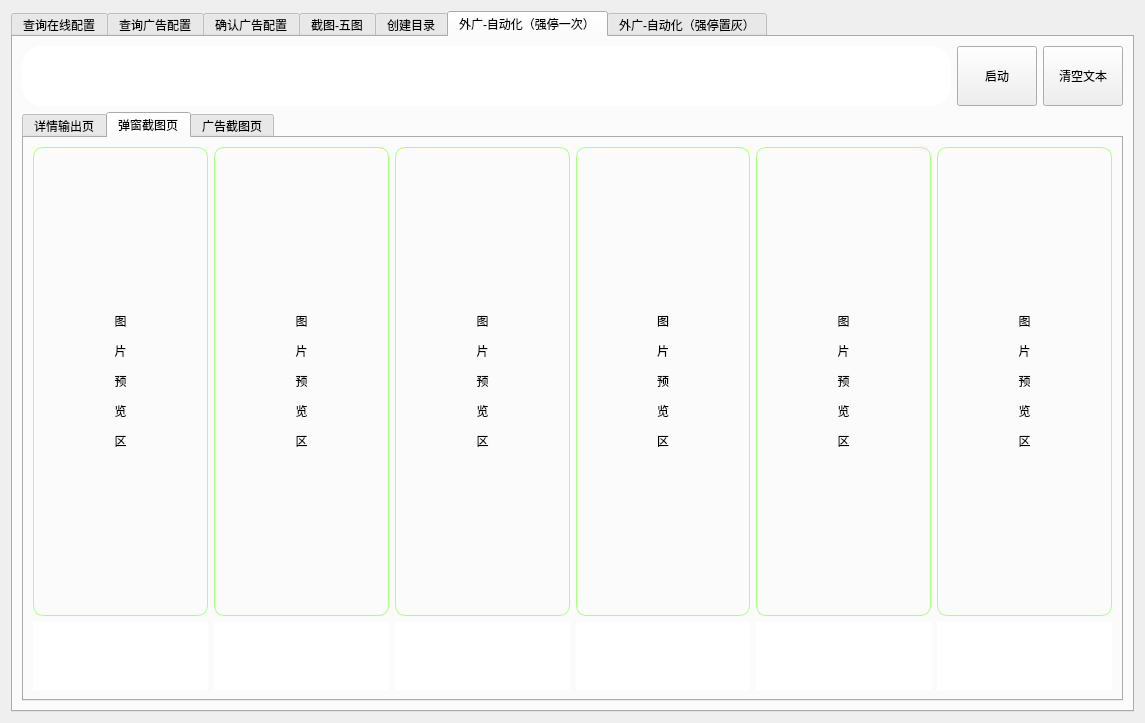
This is ad_online_merge/check_cfg_frame.ui in Aefun-ayi/ayi-demo as Qt 5 draws it before an edit. The edited form follows.
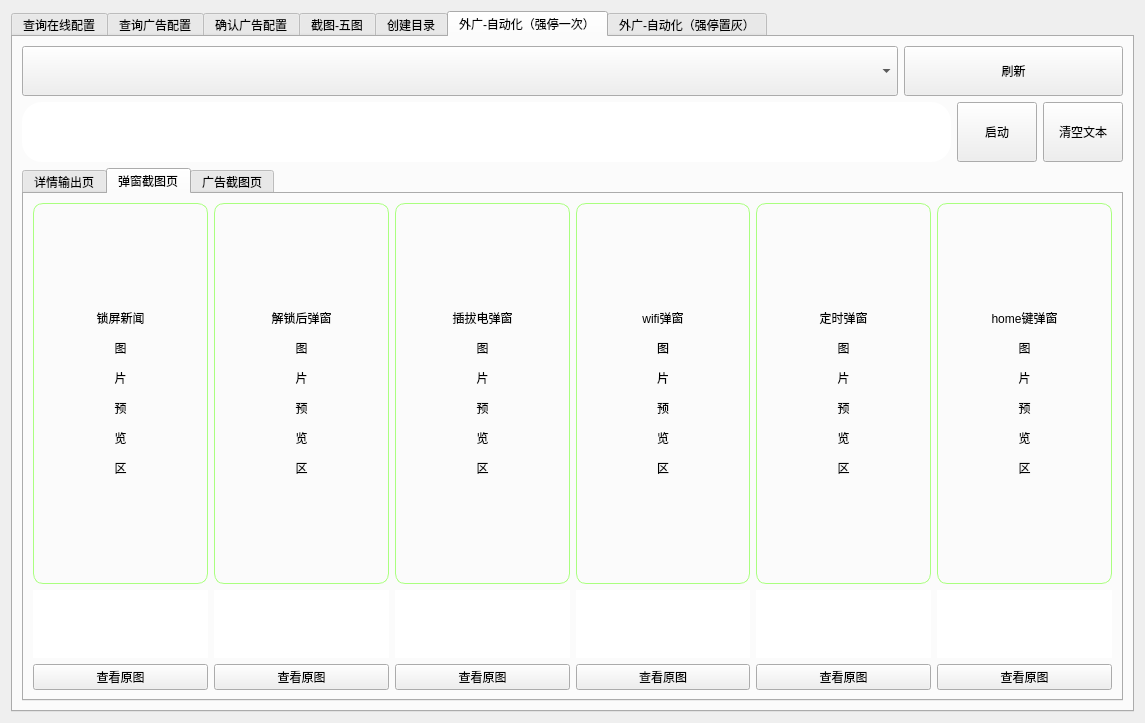
This is the edited form. The open tabs and pages were chosen to show the change. Icons and pictures are not drawn.

Diff of the .ui file:
```diff
--- a/ad_online_merge/check_cfg_frame.ui
+++ b/ad_online_merge/check_cfg_frame.ui
@@ -1259,7 +1259,34 @@
       <attribute name="title">
        <string>外广-自动化（强停一次）</string>
       </attribute>
-      <layout class="QVBoxLayout" name="verticalLayout_3" stretch="1,9">
+      <layout class="QVBoxLayout" name="verticalLayout_3" stretch="2,2,16">
+       <item>
+        <layout class="QHBoxLayout" name="horizontalLayout_20" stretch="8,2">
+         <item>
+          <widget class="QComboBox" name="auto_device">
+           <property name="minimumSize">
+            <size>
+             <width>0</width>
+             <height>50</height>
+            </size>
+           </property>
+          </widget>
+         </item>
+         <item>
+          <widget class="QPushButton" name="device_refresh">
+           <property name="minimumSize">
+            <size>
+             <width>0</width>
+             <height>50</height>
+            </size>
+           </property>
+           <property name="text">
+            <string>刷新</string>
+           </property>
+          </widget>
+         </item>
+        </layout>
+       </item>
        <item>
         <layout class="QHBoxLayout" name="horizontalLayout" stretch="1,0,0">
          <item>
@@ -1364,7 +1391,7 @@
           </attribute>
           <layout class="QHBoxLayout" name="horizontalLayout_2">
            <item>
-            <layout class="QVBoxLayout" name="verticalLayout_12" stretch="9,1">
+            <layout class="QVBoxLayout" name="verticalLayout_12" stretch="9,1,0">
              <item>
               <layout class="QVBoxLayout" name="verticalLayout_5">
                <item>
@@ -1377,7 +1404,7 @@
 font: 20pt &quot;微软雅黑&quot;;</string>
                  </property>
                  <property name="text">
-                  <string>&lt;html&gt;&lt;head/&gt;&lt;body&gt;&lt;p&gt;图&lt;/p&gt;&lt;p&gt;片&lt;/p&gt;&lt;p&gt;预&lt;/p&gt;&lt;p&gt;览&lt;/p&gt;&lt;p&gt;区&lt;/p&gt;&lt;/body&gt;&lt;/html&gt;</string>
+                  <string>&lt;html&gt;&lt;head/&gt;&lt;body&gt;&lt;p&gt;锁屏新闻&lt;/p&gt;&lt;p&gt;图&lt;/p&gt;&lt;p&gt;片&lt;/p&gt;&lt;p&gt;预&lt;/p&gt;&lt;p&gt;览&lt;/p&gt;&lt;p&gt;区&lt;/p&gt;&lt;/body&gt;&lt;/html&gt;</string>
                  </property>
                  <property name="alignment">
                   <set>Qt::AlignCenter</set>
@@ -1393,12 +1420,26 @@
 font: 10pt &quot;微软雅黑&quot;;
 color: rgb(170, 255, 127);</string>
                </property>
+               <property name="html">
+                <string>&lt;!DOCTYPE HTML PUBLIC &quot;-//W3C//DTD HTML 4.0//EN&quot; &quot;http://www.w3.org/TR/REC-html40/strict.dtd&quot;&gt;
+&lt;html&gt;&lt;head&gt;&lt;meta name=&quot;qrichtext&quot; content=&quot;1&quot; /&gt;&lt;style type=&quot;text/css&quot;&gt;
+p, li { white-space: pre-wrap; }
+&lt;/style&gt;&lt;/head&gt;&lt;body style=&quot; font-family:'微软雅黑'; font-size:10pt; font-weight:400; font-style:normal;&quot;&gt;
+&lt;p style=&quot;-qt-paragraph-type:empty; margin-top:0px; margin-bottom:0px; margin-left:0px; margin-right:0px; -qt-block-indent:0; text-indent:0px;&quot;&gt;&lt;br /&gt;&lt;/p&gt;&lt;/body&gt;&lt;/html&gt;</string>
+               </property>
+              </widget>
+             </item>
+             <item>
+              <widget class="QPushButton" name="look_lock">
+               <property name="text">
+                <string>查看原图</string>
+               </property>
               </widget>
              </item>
             </layout>
            </item>
            <item>
-            <layout class="QVBoxLayout" name="verticalLayout_39" stretch="9,1">
+            <layout class="QVBoxLayout" name="verticalLayout_39" stretch="9,1,0">
              <item>
               <layout class="QVBoxLayout" name="verticalLayout_38">
                <item>
@@ -1411,7 +1452,7 @@
 font: 20pt &quot;微软雅黑&quot;;</string>
                  </property>
                  <property name="text">
-                  <string>&lt;html&gt;&lt;head/&gt;&lt;body&gt;&lt;p&gt;图&lt;/p&gt;&lt;p&gt;片&lt;/p&gt;&lt;p&gt;预&lt;/p&gt;&lt;p&gt;览&lt;/p&gt;&lt;p&gt;区&lt;/p&gt;&lt;/body&gt;&lt;/html&gt;</string>
+                  <string>&lt;html&gt;&lt;head/&gt;&lt;body&gt;&lt;p&gt;解锁后弹窗&lt;/p&gt;&lt;p&gt;图&lt;/p&gt;&lt;p&gt;片&lt;/p&gt;&lt;p&gt;预&lt;/p&gt;&lt;p&gt;览&lt;/p&gt;&lt;p&gt;区&lt;/p&gt;&lt;/body&gt;&lt;/html&gt;</string>
                  </property>
                  <property name="alignment">
                   <set>Qt::AlignCenter</set>
@@ -1429,10 +1470,17 @@
                </property>
               </widget>
              </item>
+             <item>
+              <widget class="QPushButton" name="look_unlock">
+               <property name="text">
+                <string>查看原图</string>
+               </property>
+              </widget>
+             </item>
             </layout>
            </item>
            <item>
-            <layout class="QVBoxLayout" name="verticalLayout_52" stretch="9,1">
+            <layout class="QVBoxLayout" name="verticalLayout_52" stretch="9,1,0">
              <item>
               <layout class="QVBoxLayout" name="verticalLayout_53">
                <item>
@@ -1445,7 +1493,7 @@
 font: 20pt &quot;微软雅黑&quot;;</string>
                  </property>
                  <property name="text">
-                  <string>&lt;html&gt;&lt;head/&gt;&lt;body&gt;&lt;p&gt;图&lt;/p&gt;&lt;p&gt;片&lt;/p&gt;&lt;p&gt;预&lt;/p&gt;&lt;p&gt;览&lt;/p&gt;&lt;p&gt;区&lt;/p&gt;&lt;/body&gt;&lt;/html&gt;</string>
+                  <string>&lt;html&gt;&lt;head/&gt;&lt;body&gt;&lt;p&gt;插拔电弹窗&lt;/p&gt;&lt;p&gt;图&lt;/p&gt;&lt;p&gt;片&lt;/p&gt;&lt;p&gt;预&lt;/p&gt;&lt;p&gt;览&lt;/p&gt;&lt;p&gt;区&lt;/p&gt;&lt;/body&gt;&lt;/html&gt;</string>
                  </property>
                  <property name="alignment">
                   <set>Qt::AlignCenter</set>
@@ -1463,10 +1511,17 @@
                </property>
               </widget>
              </item>
+             <item>
+              <widget class="QPushButton" name="look_charge">
+               <property name="text">
+                <string>查看原图</string>
+               </property>
+              </widget>
+             </item>
             </layout>
            </item>
            <item>
-            <layout class="QVBoxLayout" name="verticalLayout_54" stretch="9,1">
+            <layout class="QVBoxLayout" name="verticalLayout_54" stretch="9,1,0">
              <item>
               <layout class="QVBoxLayout" name="verticalLayout_55">
                <item>
@@ -1479,7 +1534,7 @@
 font: 20pt &quot;微软雅黑&quot;;</string>
                  </property>
                  <property name="text">
-                  <string>&lt;html&gt;&lt;head/&gt;&lt;body&gt;&lt;p&gt;图&lt;/p&gt;&lt;p&gt;片&lt;/p&gt;&lt;p&gt;预&lt;/p&gt;&lt;p&gt;览&lt;/p&gt;&lt;p&gt;区&lt;/p&gt;&lt;/body&gt;&lt;/html&gt;</string>
+                  <string>&lt;html&gt;&lt;head/&gt;&lt;body&gt;&lt;p&gt;wifi弹窗&lt;/p&gt;&lt;p&gt;图&lt;/p&gt;&lt;p&gt;片&lt;/p&gt;&lt;p&gt;预&lt;/p&gt;&lt;p&gt;览&lt;/p&gt;&lt;p&gt;区&lt;/p&gt;&lt;/body&gt;&lt;/html&gt;</string>
                  </property>
                  <property name="alignment">
                   <set>Qt::AlignCenter</set>
@@ -1497,10 +1552,17 @@
                </property>
               </widget>
              </item>
+             <item>
+              <widget class="QPushButton" name="look_wifi">
+               <property name="text">
+                <string>查看原图</string>
+               </property>
+              </widget>
+             </item>
             </layout>
            </item>
            <item>
-            <layout class="QVBoxLayout" name="verticalLayout_40" stretch="9,1">
+            <layout class="QVBoxLayout" name="verticalLayout_40" stretch="9,1,0">
              <item>
               <layout class="QVBoxLayout" name="verticalLayout_41">
                <item>
@@ -1513,7 +1575,7 @@
 font: 20pt &quot;微软雅黑&quot;;</string>
                  </property>
                  <property name="text">
-                  <string>&lt;html&gt;&lt;head/&gt;&lt;body&gt;&lt;p&gt;图&lt;/p&gt;&lt;p&gt;片&lt;/p&gt;&lt;p&gt;预&lt;/p&gt;&lt;p&gt;览&lt;/p&gt;&lt;p&gt;区&lt;/p&gt;&lt;/body&gt;&lt;/html&gt;</string>
+                  <string>&lt;html&gt;&lt;head/&gt;&lt;body&gt;&lt;p&gt;定时弹窗&lt;/p&gt;&lt;p&gt;图&lt;/p&gt;&lt;p&gt;片&lt;/p&gt;&lt;p&gt;预&lt;/p&gt;&lt;p&gt;览&lt;/p&gt;&lt;p&gt;区&lt;/p&gt;&lt;/body&gt;&lt;/html&gt;</string>
                  </property>
                  <property name="alignment">
                   <set>Qt::AlignCenter</set>
@@ -1531,10 +1593,17 @@
                </property>
               </widget>
              </item>
+             <item>
+              <widget class="QPushButton" name="look_timing">
+               <property name="text">
+                <string>查看原图</string>
+               </property>
+              </widget>
+             </item>
             </layout>
            </item>
            <item>
-            <layout class="QVBoxLayout" name="verticalLayout_42" stretch="9,1">
+            <layout class="QVBoxLayout" name="verticalLayout_42" stretch="9,1,0">
              <item>
               <layout class="QVBoxLayout" name="verticalLayout_43">
                <item>
@@ -1547,7 +1616,7 @@
 font: 20pt &quot;微软雅黑&quot;;</string>
                  </property>
                  <property name="text">
-                  <string>&lt;html&gt;&lt;head/&gt;&lt;body&gt;&lt;p&gt;图&lt;/p&gt;&lt;p&gt;片&lt;/p&gt;&lt;p&gt;预&lt;/p&gt;&lt;p&gt;览&lt;/p&gt;&lt;p&gt;区&lt;/p&gt;&lt;/body&gt;&lt;/html&gt;</string>
+                  <string>&lt;html&gt;&lt;head/&gt;&lt;body&gt;&lt;p&gt;home键弹窗&lt;/p&gt;&lt;p&gt;图&lt;/p&gt;&lt;p&gt;片&lt;/p&gt;&lt;p&gt;预&lt;/p&gt;&lt;p&gt;览&lt;/p&gt;&lt;p&gt;区&lt;/p&gt;&lt;/body&gt;&lt;/html&gt;</string>
                  </property>
                  <property name="alignment">
                   <set>Qt::AlignCenter</set>
@@ -1565,6 +1634,13 @@
                </property>
               </widget>
              </item>
+             <item>
+              <widget class="QPushButton" name="look_home">
+               <property name="text">
+                <string>查看原图</string>
+               </property>
+              </widget>
+             </item>
             </layout>
            </item>
           </layout>
```
Left out of the diff: 213 changed lines with no effect on the pictures.
